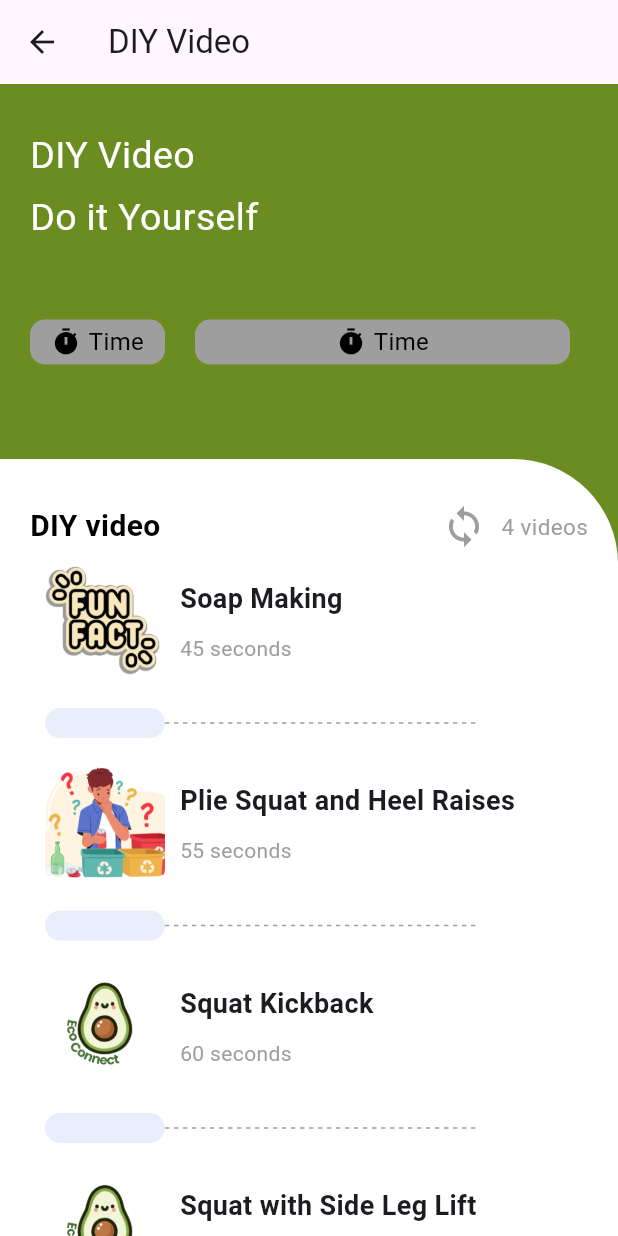
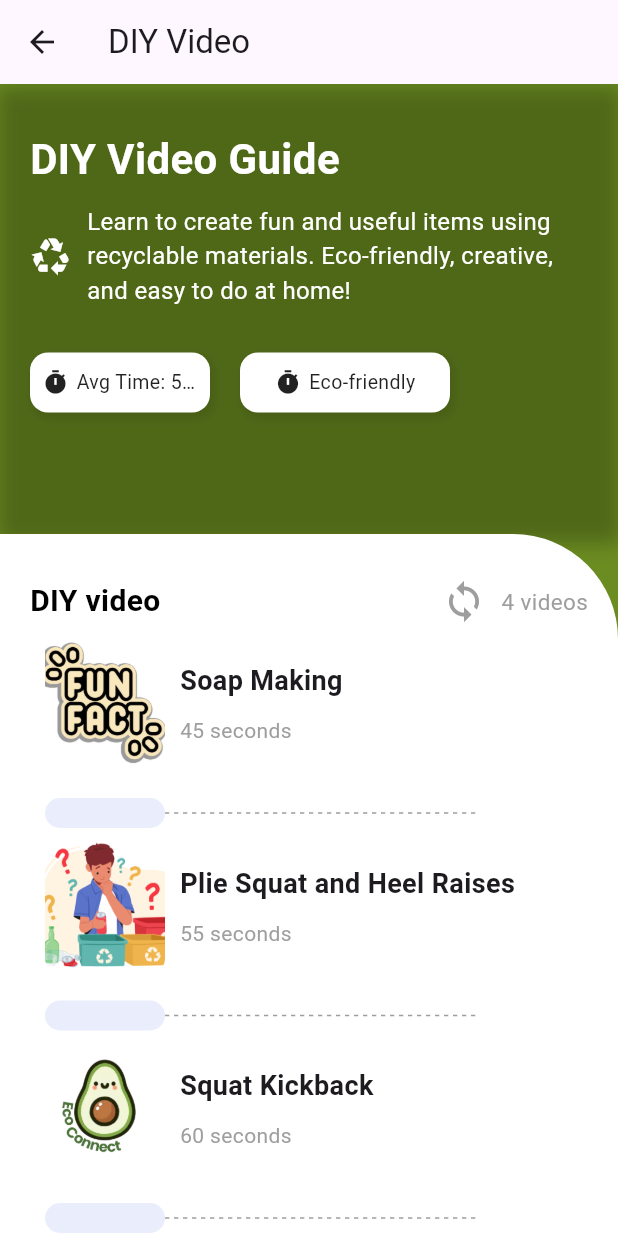
Before and after one commit to whuiii/EcoConnect, a Flutter app: the DiyVideo screen opened directly, on a phone screen of 412 x 824 dp. Run offline on Flutter 3.47's test engine with Material 3 defaults, Android fonts, the phone set to English and light mode, and no system bars; our stand-ins replace animate_do, curved_navigation_bar, flutter_bloc, geocoding, get, google_maps_flutter and 6 more.

Commit message:
- modify on DIY video

```diff
--- a/lib/delivery/delivery_form.dart
+++ b/lib/delivery/delivery_form.dart
@@ -7,7 +7,7 @@ import 'package:navigate/color.dart';
 import 'package:navigate/delivery/bagsize_roundcheck.dart';
 import 'package:navigate/delivery/dateTimePicker.dart';
 import 'package:navigate/delivery/placeholder_delivery.dart';
-import 'package:navigate/delivery/searchAddress.dart';
+
 
 class Delivery extends StatefulWidget {
   const Delivery({super.key});
--- a/lib/education/diy.dart
+++ b/lib/education/diy.dart
@@ -84,21 +84,45 @@ class _DiyVideoState extends State<DiyVideo> {
   Widget _buildInitialHeader() {
     return Container(
       width: double.infinity,
-      height: 250,
-      padding: const EdgeInsets.only(left: 20),
+      height: 300,
+      padding: const EdgeInsets.symmetric(horizontal: 20, vertical: 30),
+      decoration: const BoxDecoration(
+        boxShadow: [
+          BoxShadow(
+            color: Colors.black26,
+            blurRadius: 10,
+            spreadRadius: 2,
+            offset: Offset(0, 4),
+          ),
+        ],
+      ),
       child: Column(
         crossAxisAlignment: CrossAxisAlignment.start,
         children: [
+          const Text(
+            "DIY Video Guide",
+            style: TextStyle(fontSize: 28, color: Colors.white, fontWeight: FontWeight.bold),
+          ),
+          const SizedBox(height: 10),
+          Row(
+            children: const [
+              Icon(Icons.recycling, size: 28, color: Colors.white),
+              SizedBox(width: 10),
+              Expanded(
+                child: Text(
+                  "Learn to create fun and useful items using recyclable materials. "
+                      "Eco-friendly, creative, and easy to do at home!",
+                  style: TextStyle(fontSize: 16, color: Colors.white),
+                ),
+              ),
+            ],
+          ),
           const SizedBox(height: 30),
-          const Text("DIY Video", style: TextStyle(fontSize: 25, color: Colors.white)),
-          const SizedBox(height: 5),
-          const Text("Do it Yourself", style: TextStyle(fontSize: 25, color: Colors.white)),
-          const SizedBox(height: 50),
           Row(
             children: [
-              _buildInfoBox("Time"),
+              _buildInfoBox("Avg Time: 5-10 mins"),
               const SizedBox(width: 20),
-              _buildInfoBox("Time", width: 250),
+              _buildInfoBox("Eco-friendly", width: 140),
             ],
           ),
         ],
@@ -106,20 +130,36 @@ class _DiyVideoState extends State<DiyVideo> {
     );
   }
 
-  Widget _buildInfoBox(String text, {double width = 90}) {
+  Widget _buildInfoBox(String text, {double width = 120}) {
     return Container(
       width: width,
-      height: 30,
+      height: 40,
+      padding: const EdgeInsets.symmetric(horizontal: 8),
       decoration: BoxDecoration(
-        borderRadius: BorderRadius.circular(10),
-        color: Colors.grey,
+        borderRadius: BorderRadius.circular(12),
+        color: Colors.white,
+        boxShadow: [
+          BoxShadow(
+            color: Colors.black.withOpacity(0.1),
+            blurRadius: 5,
+            spreadRadius: 1,
+            offset: const Offset(2, 3),
+          ),
+        ],
       ),
       child: Row(
         mainAxisAlignment: MainAxisAlignment.center,
         children: [
-          const Icon(Icons.timer, size: 20, color: Colors.black),
+          const Icon(Icons.timer, size: 18, color: Colors.black87),
           const SizedBox(width: 5),
-          Text(text, style: const TextStyle(fontSize: 16, color: Colors.black)),
+          Flexible(
+            child: Text(
+              text,
+              style: const TextStyle(fontSize: 13, color: Colors.black87),
+              overflow: TextOverflow.ellipsis,
+              softWrap: false,
+            ),
+          ),
         ],
       ),
     );
@@ -195,7 +235,7 @@ class _DiyVideoState extends State<DiyVideo> {
             children: [
               Container(
                 width: 80,
-                height: 80,
+                height: 90,
                 decoration: BoxDecoration(
                   borderRadius: BorderRadius.circular(10),
                   image: DecorationImage(image: AssetImage(video["thumbnail"]), fit: BoxFit.cover),
```
Also changed, not shown: lib/delivery/delivery.dart (+37 -10 lines), lib/delivery/searchAddress.dart (deleted, +0 -90 lines), assets/images/home.gif.gif (added).
